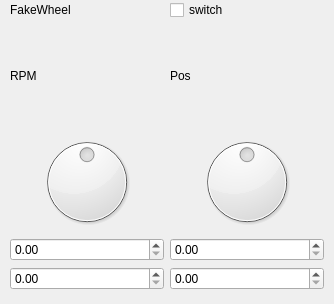
Old version of the form qt/fakewheel.ui in the repository Anders-Clement/B208.
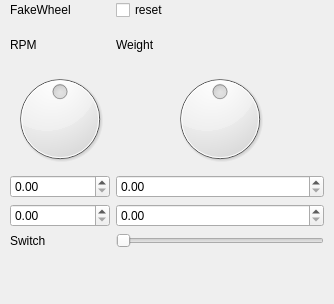
New version of the form.

Diff of the .ui file:
```diff
--- a/qt/fakewheel.ui
+++ b/qt/fakewheel.ui
@@ -29,8 +29,18 @@
     </rect>
    </property>
    <layout class="QGridLayout" name="gridLayout">
-    <item row="2" column="1">
-     <widget class="QDial" name="pos">
+    <item row="0" column="1">
+     <widget class="QCheckBox" name="reset">
+      <property name="text">
+       <string>reset</string>
+      </property>
+     </widget>
+    </item>
+    <item row="6" column="0">
+     <widget class="QDoubleSpinBox" name="rpm_upper"/>
+    </item>
+    <item row="2" column="0">
+     <widget class="QDial" name="rpm">
       <property name="minimum">
        <number>-1000</number>
       </property>
@@ -39,18 +49,32 @@
       </property>
      </widget>
     </item>
-    <item row="0" column="0">
-     <widget class="QLabel" name="label">
+    <item row="7" column="0">
+     <widget class="QLabel" name="label_2">
       <property name="text">
-       <string>FakeWheel</string>
+       <string>Switch</string>
       </property>
      </widget>
     </item>
     <item row="6" column="1">
      <widget class="QDoubleSpinBox" name="amps_upper"/>
     </item>
-    <item row="4" column="1">
-     <widget class="QDoubleSpinBox" name="amps_lower"/>
+    <item row="4" column="0">
+     <widget class="QDoubleSpinBox" name="rpm_lower">
+      <property name="value">
+       <double>0.000000000000000</double>
+      </property>
+     </widget>
+    </item>
+    <item row="2" column="1">
+     <widget class="QDial" name="pos">
+      <property name="minimum">
+       <number>-1000</number>
+      </property>
+      <property name="maximum">
+       <number>999</number>
+      </property>
+     </widget>
     </item>
     <item row="1" column="0">
      <widget class="QLabel" name="label_rpm">
@@ -59,40 +83,67 @@
       </property>
      </widget>
     </item>
-    <item row="2" column="0">
-     <widget class="QDial" name="rpm">
-      <property name="minimum">
-       <number>-1000</number>
-      </property>
-      <property name="maximum">
-       <number>999</number>
+    <item row="0" column="0">
+     <widget class="QLabel" name="label">
+      <property name="text">
+       <string>FakeWheel</string>
       </property>
      </widget>
     </item>
-    <item row="6" column="0">
-     <widget class="QDoubleSpinBox" name="rpm_upper"/>
-    </item>
     <item row="1" column="1">
      <widget class="QLabel" name="label_amps">
       <property name="text">
-       <string>Pos</string>
+       <string>Weight</string>
       </property>
      </widget>
     </item>
-    <item row="4" column="0">
-     <widget class="QDoubleSpinBox" name="rpm_lower">
-      <property name="value">
-       <double>0.000000000000000</double>
-      </property>
-     </widget>
+    <item row="4" column="1">
+     <widget class="QDoubleSpinBox" name="amps_lower"/>
     </item>
-    <item row="0" column="1">
-     <widget class="QCheckBox" name="switch_rb">
-      <property name="text">
-       <string>switch</string>
+    <item row="7" column="1">
+     <widget class="QSlider" name="switch_slider">
+      <property name="maximum">
+       <number>2</number>
       </property>
+      <property name="pageStep">
+       <number>1</number>
+      </property>
+      <property name="orientation">
+       <enum>Qt::Horizontal</enum>
+      </property>
      </widget>
     </item>
+    <item row="8" column="0" colspan="2">
+     <layout class="QHBoxLayout" name="horizontalLayout">
+      <item>
+       <widget class="QWidget" name="led0" native="true"/>
+      </item>
+      <item>
+       <widget class="QWidget" name="led1" native="true"/>
+      </item>
+      <item>
+       <widget class="QWidget" name="led2" native="true"/>
+      </item>
+      <item>
+       <widget class="QWidget" name="led3" native="true"/>
+      </item>
+      <item>
+       <widget class="QWidget" name="led4" native="true"/>
+      </item>
+      <item>
+       <widget class="QWidget" name="led5" native="true"/>
+      </item>
+      <item>
+       <widget class="QWidget" name="led6" native="true"/>
+      </item>
+      <item>
+       <widget class="QWidget" name="led7" native="true"/>
+      </item>
+      <item>
+       <widget class="QWidget" name="led8" native="true"/>
+      </item>
+     </layout>
+    </item>
    </layout>
   </widget>
  </widget>
```
